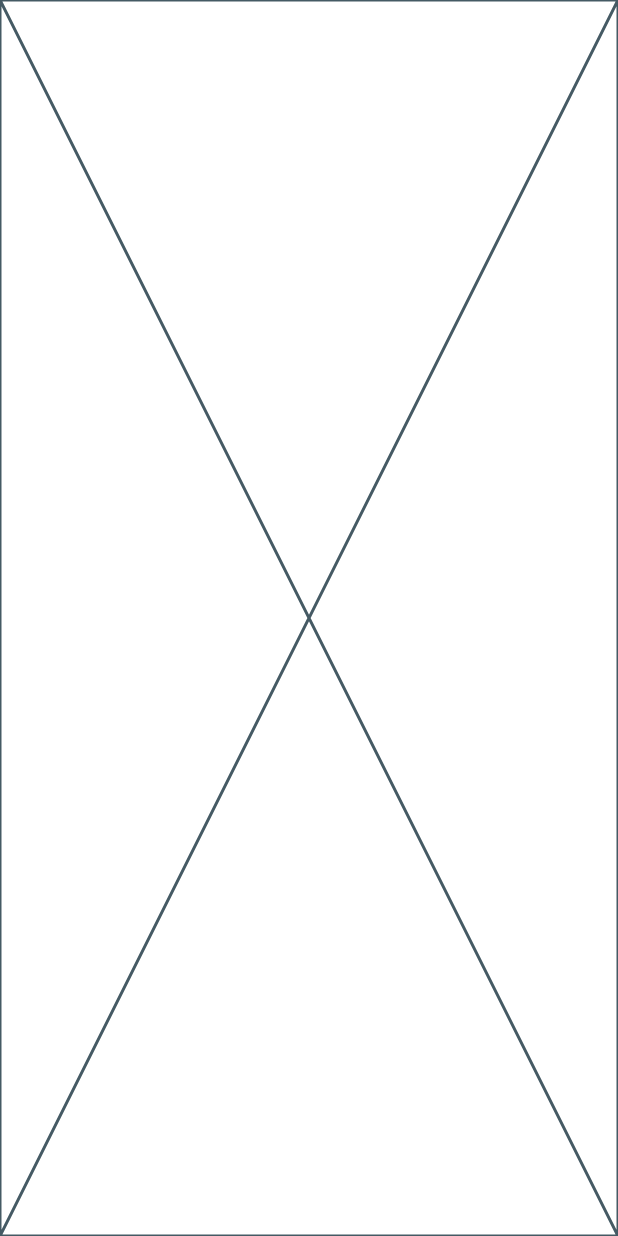
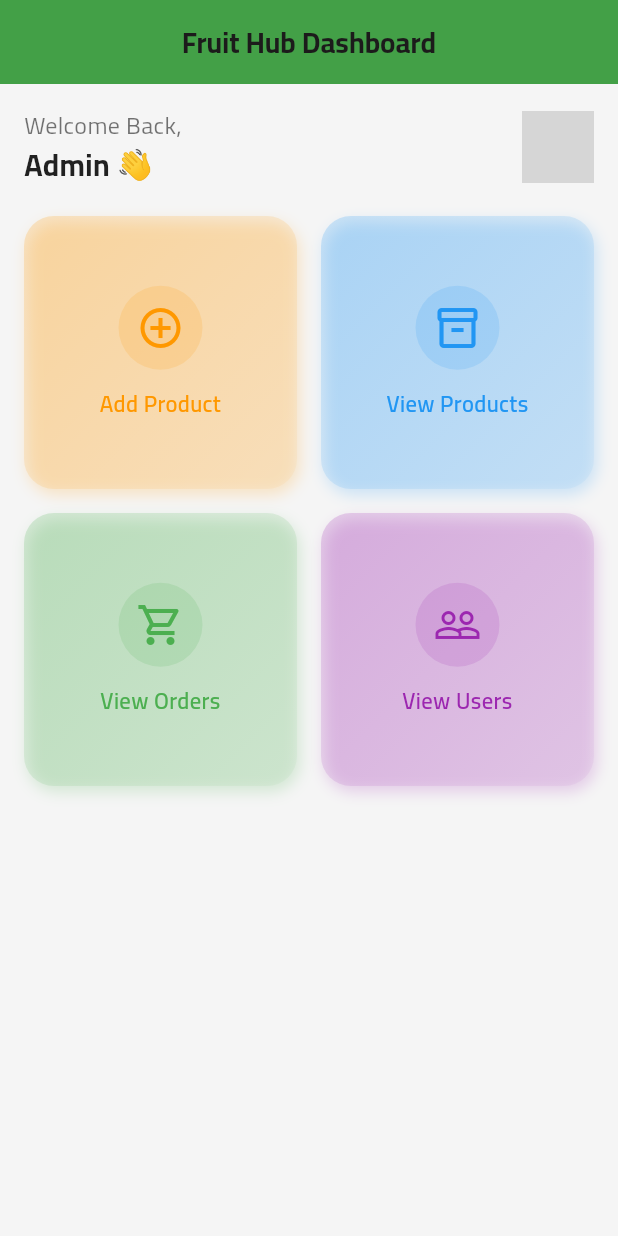
Before and after one commit to EzatRashad/Fruit-Hub-Dashboard, a Flutter app: the screen it shows after launch, on a phone screen of 412 x 824 dp. Run offline on Flutter 3.47's test engine with Material 3 defaults, Android fonts, the phone set to English and light mode, and no system bars; our stand-ins replace cached_network_image, chewie, firebase_core, flutter_svg, video_player; accounts and stored records are empty; grey boxes are pictures that could not be loaded.

Commit message:
build dashboard home

```diff
--- a/lib/feature/dashboard/presentation/views/widgets/dashboard_view_body.dart
+++ b/lib/feature/dashboard/presentation/views/widgets/dashboard_view_body.dart
@@ -1,10 +1,148 @@
 import 'package:flutter/material.dart';
+import 'package:frut_hub_dashboard/core/utils/app_images.dart';
 
 class DashboardViewBody extends StatelessWidget {
   const DashboardViewBody({super.key});
 
   @override
   Widget build(BuildContext context) {
-    return const Placeholder();
+    return SafeArea(
+      child: Scaffold(
+        backgroundColor: Colors.grey.shade100,
+        appBar: AppBar(
+          title: const Text("Fruit Hub Dashboard"),
+          centerTitle: true,
+          elevation: 0,
+          backgroundColor: Colors.green.shade600,
+        ),
+        body: Padding(
+          padding: const EdgeInsets.all(16.0),
+          child: Column(
+            crossAxisAlignment: CrossAxisAlignment.start,
+            children: [
+              // 👋 Welcome Header
+              Row(
+                mainAxisAlignment: MainAxisAlignment.spaceBetween,
+                children: [
+                  Column(
+                    crossAxisAlignment: CrossAxisAlignment.start,
+                    children: const [
+                      Text(
+                        "Welcome Back,",
+                        style: TextStyle(fontSize: 16, color: Colors.black54),
+                      ),
+                      Text(
+                        "Admin 👋",
+                        style: TextStyle(
+                          fontSize: 20,
+                          fontWeight: FontWeight.bold,
+                          color: Colors.black87,
+                        ),
+                      ),
+                    ],
+                  ),
+                  const CircleAvatar(
+                    radius: 24,
+                    backgroundImage: AssetImage(Assets.assetsImagesProfile),
+                  ),
+                ],
+              ),
+              const SizedBox(height: 20),
+
+              // 🔲 Dashboard Grid
+              Expanded(
+                child: GridView.count(
+                  crossAxisCount: 2,
+                  crossAxisSpacing: 16,
+                  mainAxisSpacing: 16,
+                  children: const [
+                    DashboardCard(
+                      title: "Add Product",
+                      icon: Icons.add_circle_outline,
+                      color: Colors.orange,
+                    ),
+                    DashboardCard(
+                      title: "View Products",
+                      icon: Icons.inventory_2_outlined,
+                      color: Colors.blue,
+                    ),
+                    DashboardCard(
+                      title: "View Orders",
+                      icon: Icons.shopping_cart_outlined,
+                      color: Colors.green,
+                    ),
+                    DashboardCard(
+                      title: "View Users",
+                      icon: Icons.people_outline,
+                      color: Colors.purple,
+                    ),
+                  ],
+                ),
+              ),
+            ],
+          ),
+        ),
+      ),
+    );
   }
 }
+
+class DashboardCard extends StatelessWidget {
+  final String title;
+  final IconData icon;
+  final Color color;
+
+  const DashboardCard({
+    super.key,
+    required this.title,
+    required this.icon,
+    required this.color,
+  });
+
+  @override
+  Widget build(BuildContext context) {
+    return InkWell(
+      borderRadius: BorderRadius.circular(20),
+      onTap: () {
+        // TODO: Add navigation logic
+      },
+      child: Container(
+        decoration: BoxDecoration(
+          gradient: LinearGradient(
+            colors: [color.withOpacity(0.2), color.withOpacity(0.05)],
+            begin: Alignment.topLeft,
+            end: Alignment.bottomRight,
+          ),
+          borderRadius: BorderRadius.circular(20),
+          boxShadow: [
+            BoxShadow(
+              color: color.withOpacity(0.2),
+              blurRadius: 8,
+              offset: const Offset(2, 4),
+            ),
+          ],
+        ),
+        child: Column(
+          mainAxisAlignment: MainAxisAlignment.center,
+          children: [
+            CircleAvatar(
+              radius: 28,
+              backgroundColor: color.withOpacity(0.15),
+              child: Icon(icon, size: 32, color: color),
+            ),
+            const SizedBox(height: 12),
+            Text(
+              title,
+              textAlign: TextAlign.center,
+              style: TextStyle(
+                fontSize: 15,
+                fontWeight: FontWeight.w600,
+                color: color,
+              ),
+            ),
+          ],
+        ),
+      ),
+    );
+  }
+}
--- a/lib/main.dart
+++ b/lib/main.dart
@@ -1,12 +1,18 @@
+import 'package:firebase_core/firebase_core.dart';
 import 'package:flutter/material.dart';
 import 'package:frut_hub_dashboard/core/functions/on_generate_route.dart';
 import 'package:frut_hub_dashboard/feature/dashboard/presentation/views/dashboard_view.dart';
+import 'package:frut_hub_dashboard/firebase_options.dart';
 import 'package:frut_hub_dashboard/generated/l10n.dart';
 import 'package:flutter_localizations/flutter_localizations.dart';
 
 import 'core/utils/app_theme.dart';
 
-void main() {
+void main() async {
+  WidgetsFlutterBinding.ensureInitialized();
+  //   await Firebase.initializeApp(
+  //   options: DefaultFirebaseOptions.currentPlatform,
+  // );
   runApp(const MyApp());
 }
 
@@ -25,7 +31,7 @@ class MyApp extends StatelessWidget {
         GlobalCupertinoLocalizations.delegate,
       ],
       supportedLocales: S.delegate.supportedLocales,
-      locale: const Locale('ar'),
+      //locale: const Locale('ar'),
       theme: AppTheme.lightTheme,
       darkTheme: AppTheme.darkTheme,
       themeMode: AppTheme.currentTheme,
--- a/pubspec.yaml
+++ b/pubspec.yaml
@@ -41,6 +41,7 @@ dependencies:
   flutter_svg: null
   cached_network_image: null
   intl: null
+  firebase_core:
   flutter_localization: ^0.3.3
 dev_dependencies:
   flutter_launcher_icons: null
```
Also changed, not shown: firebase.json (added), lib/firebase_options.dart (added), pubspec.lock, 6 other files.
